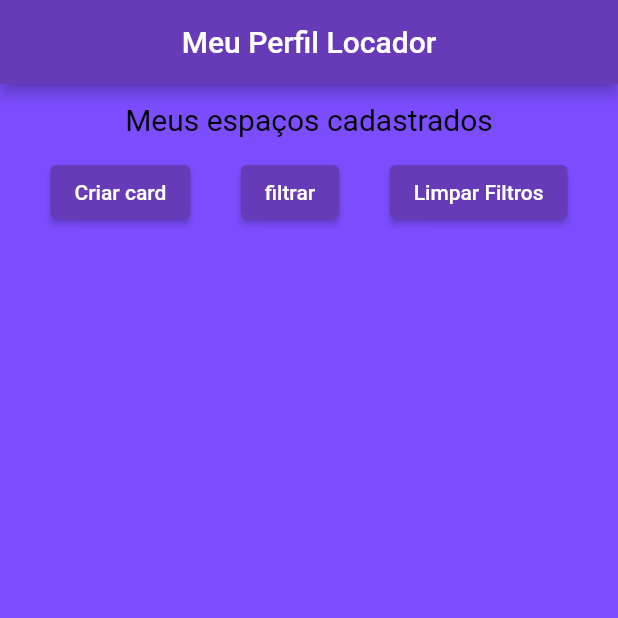
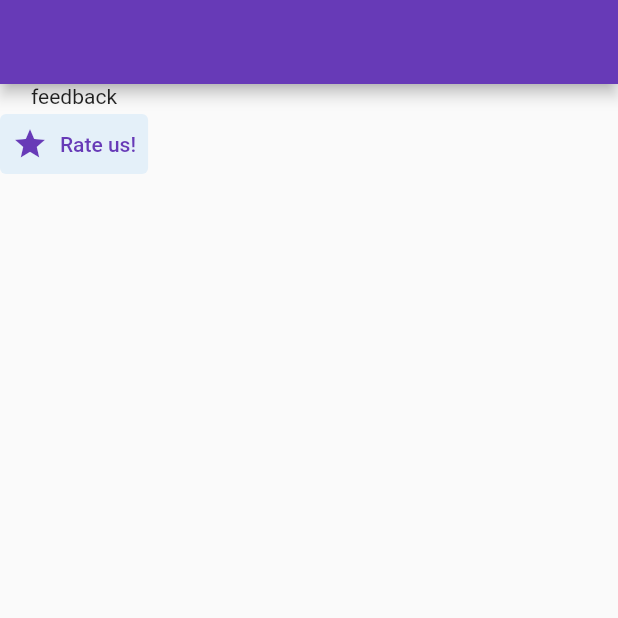
Before and after one commit to rodrigoaugusto99/git_flutter_festou, a Flutter app: the screen it shows after launch, on a phone screen of 412 x 824 dp, the top half of it. Run offline on Flutter 3.47's test engine with Material 2 defaults, Android fonts, the phone set to English and light mode, and no system bars; our stand-ins replace card_swiper, carousel_slider, confetti, geocoding, geolocator, google_maps_flutter and 4 more.

Commit message:
moderno UI para feedback

```diff
--- a/lib/main.dart
+++ b/lib/main.dart
@@ -1,5 +1,5 @@
 import 'package:flutter/material.dart';
-import 'package:git_flutter_festou/pages/locador_page.dart';
+import 'package:git_flutter_festou/pages/about_us_page.dart';
 
 Future<void> main() async {
   WidgetsFlutterBinding.ensureInitialized();
@@ -16,8 +16,14 @@ class MyApp extends StatelessWidget {
       title: 'Flutter Demo',
       theme: ThemeData(
         primarySwatch: Colors.deepPurple,
+        dialogTheme: DialogTheme(
+          backgroundColor: Colors.white,
+          shape: RoundedRectangleBorder(
+            borderRadius: BorderRadius.circular(24),
+          ),
+        ),
       ),
-      home: const LocadorPage(),
+      home: const AboutUsPage(),
     );
   }
 }
--- /dev/null
+++ b/lib/pages/about_us_page.dart
@@ -0,0 +1,43 @@
+import 'package:flutter/material.dart';
+import 'package:git_flutter_festou/pages/rating_view.dart';
+
+class AboutUsPage extends StatelessWidget {
+  const AboutUsPage({super.key});
+
+  @override
+  Widget build(BuildContext context) {
+    return Scaffold(
+      appBar: AppBar(
+        title: const Text(''),
+      ),
+      body: Container(
+        child: Column(
+          children: [
+            const Text('feedback'),
+            TextButton.icon(
+              onPressed: (() => openRatingDialog(context)),
+              style: ButtonStyle(
+                backgroundColor: MaterialStatePropertyAll(
+                  Colors.blue.withOpacity(0.1),
+                ),
+              ),
+              icon: const Icon(Icons.star),
+              label: const Text('Rate us!'),
+            )
+          ],
+        ),
+      ),
+    );
+  }
+
+  openRatingDialog(BuildContext context) {
+    showDialog(
+      context: context,
+      builder: (context) {
+        return const Dialog(
+          child: RatingView(),
+        );
+      },
+    );
+  }
+}
--- a/lib/pages/locador_page.dart
+++ b/lib/pages/locador_page.dart
@@ -435,6 +435,7 @@ class _LocadorPageState extends State<LocadorPage> {
               onPressed: () {
                 String conteudo = feedbackController.text;
                 String titulo = titleController.text;
+
                 Comentario comentario =
                     Comentario(titulo: titulo, conteudo: conteudo);
                 card.comentarios.add(comentario);
```
Also changed, not shown: lib/pages/rating_view.dart (added, +237 -0 lines).
